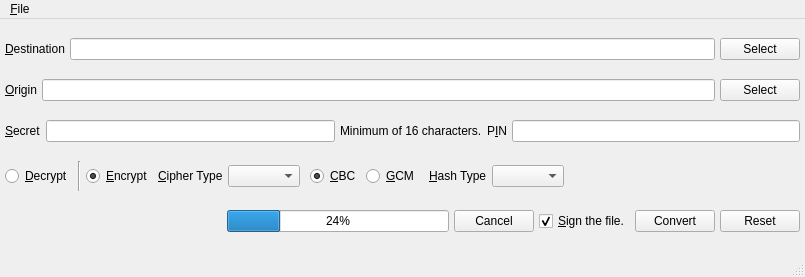
Old version of the form branches/trunk/UI/encryptfile.ui in the repository textbrowser/spot-on.
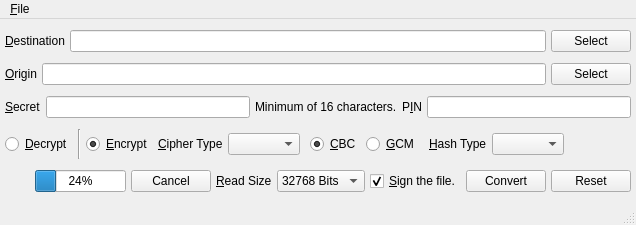
New version of the form. Icons and pictures are not drawn.

Commit message: Added a read size.

```diff
--- a/branches/trunk/UI/encryptfile.ui
+++ b/branches/trunk/UI/encryptfile.ui
@@ -6,8 +6,8 @@
    <rect>
     <x>0</x>
     <y>0</y>
-    <width>805</width>
-    <height>277</height>
+    <width>636</width>
+    <height>225</height>
    </rect>
   </property>
   <property name="windowIcon">
@@ -261,6 +261,36 @@
         </property>
        </widget>
       </item>
+      <item>
+       <widget class="QLabel" name="label_7">
+        <property name="text">
+         <string>&amp;Read Size</string>
+        </property>
+        <property name="buddy">
+         <cstring>readSize</cstring>
+        </property>
+       </widget>
+      </item>
+      <item>
+       <widget class="QComboBox" name="readSize">
+        <property name="currentIndex">
+         <number>1</number>
+        </property>
+        <property name="sizeAdjustPolicy">
+         <enum>QComboBox::AdjustToContents</enum>
+        </property>
+        <item>
+         <property name="text">
+          <string>1024 Bits</string>
+         </property>
+        </item>
+        <item>
+         <property name="text">
+          <string>32768 Bits</string>
+         </property>
+        </item>
+       </widget>
+      </item>
       <item>
        <widget class="QCheckBox" name="sign">
         <property name="text">
@@ -294,8 +324,8 @@
     <rect>
      <x>0</x>
      <y>0</y>
-     <width>805</width>
-     <height>25</height>
+     <width>636</width>
+     <height>23</height>
     </rect>
    </property>
    <widget class="QMenu" name="menu_File">
```
Left out of the diff: 1 changed line with no effect on the pictures. The commit also changes 3 other files.
